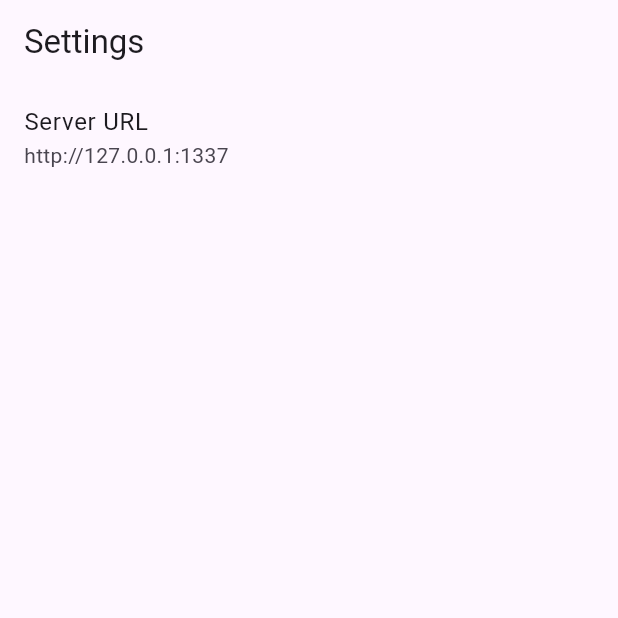
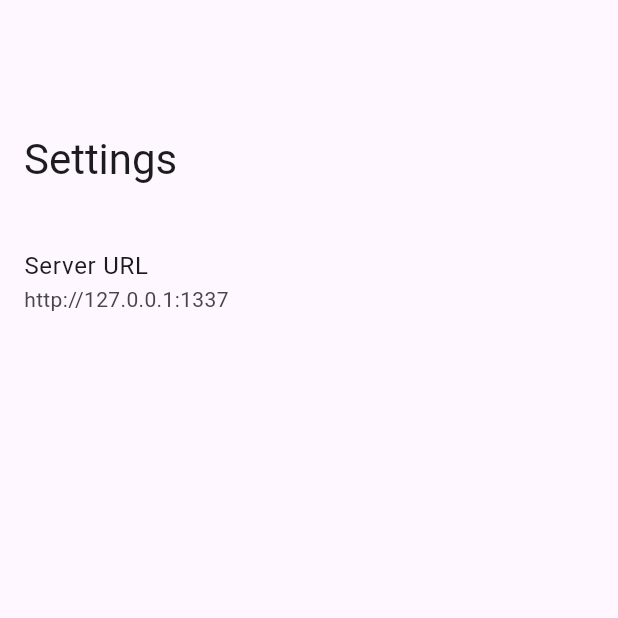
Before and after one commit to HSAS-H4o5F/APP, a Flutter app: the SettingsPage screen opened by its route, on a phone screen of 412 x 824 dp, the top half of it. Run offline on Flutter 3.47's test engine with Material 2 defaults, Android fonts, the phone set to English and light mode, and no system bars; drawn by our look-alikes of dynamic_color; our stand-ins replace args, flutter_redux, go_router, parse_server_sdk_flutter, redux, shared_preferences and 1 more; accounts and stored records are empty; generated files the repository leaves out were written again.

Commit message:
feat: 优化设置页 UI

```diff
--- a/lib/ui/pages/settings.dart
+++ b/lib/ui/pages/settings.dart
@@ -36,20 +36,24 @@ class _SettingsPageState extends State<SettingsPage> {
   @override
   Widget build(BuildContext context) {
     return Scaffold(
-      appBar: AppBar(
+      body: CustomScrollView(
+        slivers: [
+          SliverAppBar.large(
             title: Text(AppLocalizations.of(context)!.settings),
           ),
-      body: StoreConnector<AppState, SharedPreferences?>(
+          StoreConnector<AppState, SharedPreferences?>(
             converter: (store) => store.state.sharedPreferences,
             builder: (context, prefs) {
-          if (prefs == null) return const SizedBox.shrink();
+              if (prefs == null) return const SizedBox();
 
-          return ListView(
+              return SliverList.list(
                 children: [
                   ServerUrlListTile(prefs: prefs),
-            ],
+                ].map((child) => SafeArea(child: child)).toList(),
               );
             },
+          ),
+        ],
       ),
     );
   }
```
Lines whose indentation alone changed are shown as unchanged.
